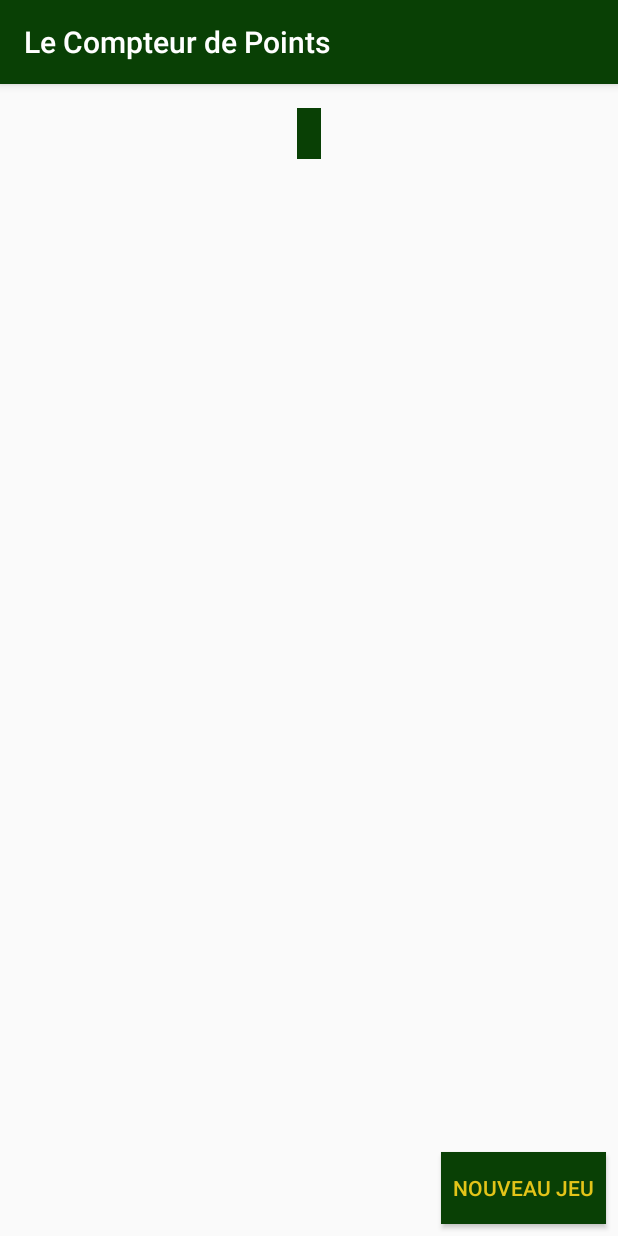
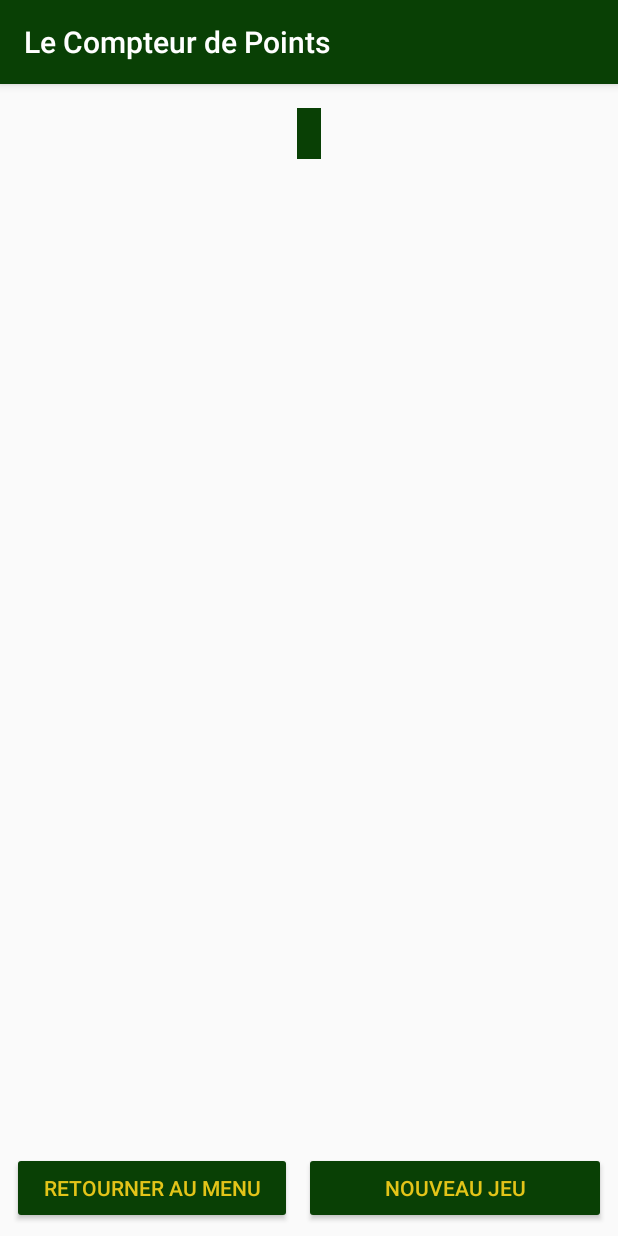
Before and after one commit to Hsb511/Points-Counter-Tartot, an Android app: the PartyActivity screen opened directly, with no data from a screen before it, on a phone screen of 412 x 824 dp. Run offline under Robolectric (Android 15) with nearby library versions, the phone set to English and light mode, and no system bars; 3 statements that could not run were skipped.

Commit message:
the delete button actions have been commented (the bug is not fixed), a button to go back to the MainActivity has been added in the PartyActivity

```diff
--- a/LeCompteurDeTartot/app/src/main/java/team23/lecompteurdetartot/PartyActivity.java
+++ b/LeCompteurDeTartot/app/src/main/java/team23/lecompteurdetartot/PartyActivity.java
@@ -1,6 +1,7 @@
 package team23.lecompteurdetartot;
 
 import android.content.Context;
+import android.content.Intent;
 import android.content.res.ColorStateList;
 import android.database.sqlite.SQLiteDatabase;
 import android.graphics.Bitmap;
@@ -157,7 +158,19 @@ public class PartyActivity extends AppCompatActivity {
             }
         });
 
+        Button menu_button = findViewById(R.id.go_main_menu_button);
+        menu_button.setOnClickListener(new View.OnClickListener() {
+            @Override
+            public void onClick(View v) {
+                Intent goMenuIntent = new Intent(PartyActivity.this, MainActivity.class);
+                startActivity(goMenuIntent);
+
+            }
+        });
+
+
         ((Button) findViewById(R.id.shadow_button)).setClickable(false);
+
     }
 
     //Methods to update the score table
@@ -625,7 +638,9 @@ public class PartyActivity extends AppCompatActivity {
 
                 TextView scoreTV = createTextViewForPlayerName(String.valueOf(score), screenWidth);
                 addFrameLayoutInTable(scoreTV, j+1, rowNumber + 1);
-                currentScoreList.add(String.valueOf(Integer.parseInt(currentParty.getScoreList().get(j))+score));
+                if (!currentParty.getScoreList().isEmpty()) {
+                    currentScoreList.add(String.valueOf(Integer.parseInt(currentParty.getScoreList().get(j))+score));
+                }
             }
 
             currentParty.setScoreList(currentScoreList);
@@ -760,6 +775,7 @@ public class PartyActivity extends AppCompatActivity {
     }
 
     protected void deleteGame(int row) {
+        /*
         GridLayout tableLayout = findViewById(R.id.games_grid_layout);
         int columnIndex = 1;
         int playerNumber = 1;
@@ -809,7 +825,7 @@ public class PartyActivity extends AppCompatActivity {
         }
         columnNumber --;
         deletedGameAmount ++;
-        currentParty.setScoreList(currentScoreList);
+        currentParty.setScoreList(currentScoreList); */
     }
 
     private Game createGameWithCurrentValues(boolean pass, long dealerId) {
--- a/LeCompteurDeTartot/app/src/main/res/layout/activity_party.xml
+++ b/LeCompteurDeTartot/app/src/main/res/layout/activity_party.xml
@@ -33,7 +33,6 @@
         android:layout_width="wrap_content"
         android:layout_height="0dp"
         android:layout_marginTop="16dp"
-        app:layout_constraintBottom_toTopOf="@id/go_fragemnt_button"
         app:layout_constraintEnd_toEndOf="parent"
         app:layout_constraintStart_toStartOf="parent"
         app:layout_constraintTop_toBottomOf="@id/party_name_text_view">
@@ -50,13 +49,39 @@
     </ScrollView>
 
 
+    <LinearLayout
+        android:layout_width="0dp"
+        android:layout_height="wrap_content"
+        android:layout_marginBottom="8dp"
+        android:layout_marginEnd="8dp"
+        android:layout_marginStart="8dp"
+        android:orientation="horizontal"
+        app:layout_constraintBottom_toBottomOf="parent"
+        app:layout_constraintEnd_toEndOf="parent"
+        app:layout_constraintStart_toStartOf="parent">
+
+        <Button
+            android:id="@+id/go_main_menu_button"
+            android:layout_width="wrap_content"
+            android:layout_height="wrap_content"
+            android:layout_weight="2"
+            android:backgroundTint="@color/colorPrimary"
+            android:paddingBottom="-8dp"
+            android:paddingLeft="8dp"
+            android:paddingRight="8dp"
+            android:paddingTop="-8dp"
+            android:text="@string/go_back_menu_button"
+            android:textColor="@color/colorPrimaryDark"
+            app:layout_constraintBottom_toBottomOf="parent"
+            app:layout_constraintStart_toStartOf="parent" />
+
         <Button
             android:id="@+id/go_fragemnt_button"
             android:layout_width="wrap_content"
             android:layout_height="wrap_content"
-        android:layout_marginBottom="8dp"
-        android:layout_marginEnd="8dp"
-        android:background="@color/colorPrimary"
+            android:layout_marginLeft="8dp"
+            android:layout_weight="7"
+            android:backgroundTint="@color/colorPrimary"
             android:paddingBottom="-8dp"
             android:paddingLeft="8dp"
             android:paddingRight="8dp"
@@ -65,6 +90,7 @@
             android:textColor="@color/colorPrimaryDark"
             app:layout_constraintBottom_toBottomOf="parent"
             app:layout_constraintEnd_toEndOf="parent" />
+    </LinearLayout>
 
     <android.support.constraint.ConstraintLayout
         android:id="@+id/game_test_layout"
--- a/LeCompteurDeTartot/app/src/main/res/values/strings.xml
+++ b/LeCompteurDeTartot/app/src/main/res/values/strings.xml
@@ -36,6 +36,7 @@
     <string name="cancel_button">Annuler</string>
     <string name="delete_button">Supprimer</string>
     <string name="update_button">Modifier</string>
+    <string name="go_back_menu_button">Retourner au menu</string>
 
 
     <!-- strings linked to Bid -->
```
Lines whose indentation alone changed are shown as unchanged.
